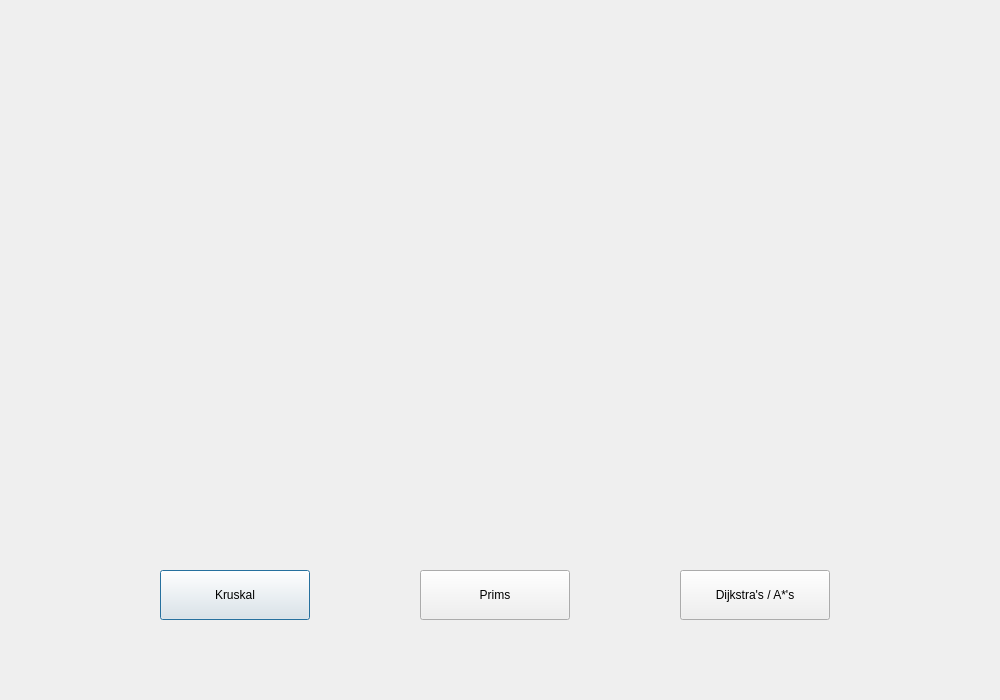
First picture: the form in planningtourpage.ui, repository nokk3n-dev/CS1D-Project-2-Baseball, before the edit.
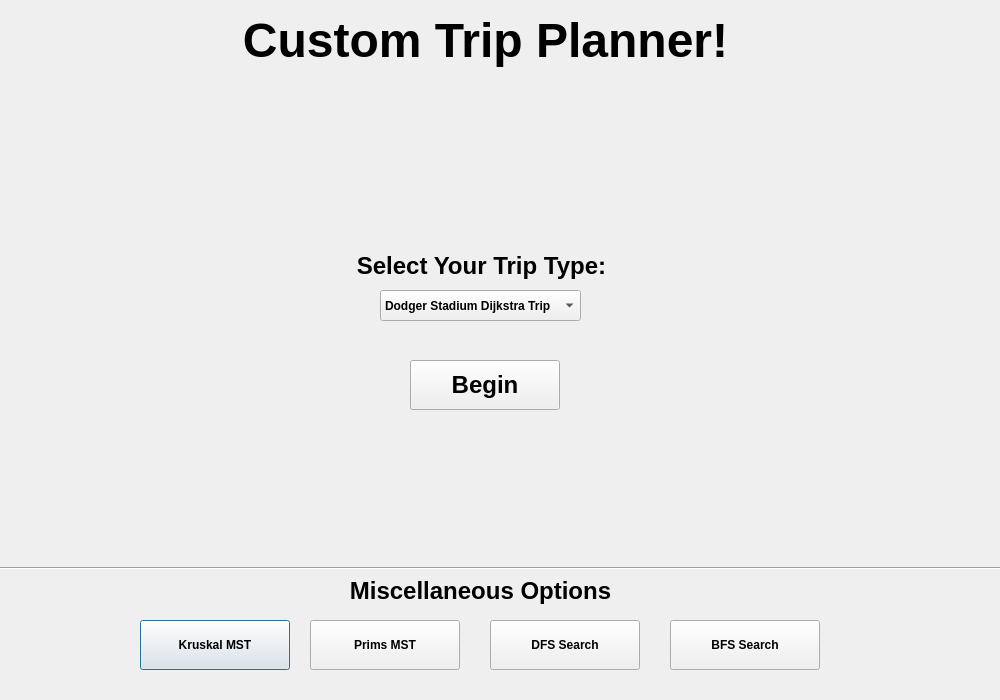
Second picture: the form after the edit.

```diff
--- a/planningtourpage.ui
+++ b/planningtourpage.ui
@@ -16,42 +16,208 @@
   <widget class="QPushButton" name="kruskal">
    <property name="geometry">
     <rect>
-     <x>160</x>
-     <y>570</y>
+     <x>140</x>
+     <y>620</y>
      <width>150</width>
      <height>50</height>
     </rect>
    </property>
+   <property name="font">
+    <font>
+     <bold>true</bold>
+    </font>
+   </property>
    <property name="text">
-    <string>Kruskal</string>
+    <string>Kruskal MST</string>
    </property>
   </widget>
   <widget class="QPushButton" name="prims">
    <property name="geometry">
     <rect>
-     <x>420</x>
-     <y>570</y>
+     <x>310</x>
+     <y>620</y>
      <width>150</width>
      <height>50</height>
     </rect>
    </property>
+   <property name="font">
+    <font>
+     <bold>true</bold>
+    </font>
+   </property>
    <property name="text">
-    <string>Prims</string>
+    <string>Prims MST</string>
    </property>
   </widget>
   <widget class="QPushButton" name="shortest_path">
    <property name="geometry">
     <rect>
-     <x>680</x>
+     <x>410</x>
+     <y>360</y>
+     <width>150</width>
+     <height>50</height>
+    </rect>
+   </property>
+   <property name="font">
+    <font>
+     <pointsize>18</pointsize>
+     <bold>true</bold>
+    </font>
+   </property>
+   <property name="text">
+    <string>Begin</string>
+   </property>
+  </widget>
+  <widget class="Line" name="line">
+   <property name="geometry">
+    <rect>
+     <x>0</x>
+     <y>560</y>
+     <width>1001</width>
+     <height>16</height>
+    </rect>
+   </property>
+   <property name="orientation">
+    <enum>Qt::Horizontal</enum>
+   </property>
+  </widget>
+  <widget class="QLabel" name="label">
+   <property name="geometry">
+    <rect>
+     <x>310</x>
      <y>570</y>
+     <width>341</width>
+     <height>41</height>
+    </rect>
+   </property>
+   <property name="font">
+    <font>
+     <pointsize>18</pointsize>
+     <bold>true</bold>
+    </font>
+   </property>
+   <property name="text">
+    <string>Miscellaneous Options</string>
+   </property>
+   <property name="alignment">
+    <set>Qt::AlignCenter</set>
+   </property>
+  </widget>
+  <widget class="QPushButton" name="dfs">
+   <property name="geometry">
+    <rect>
+     <x>490</x>
+     <y>620</y>
      <width>150</width>
      <height>50</height>
     </rect>
    </property>
+   <property name="font">
+    <font>
+     <bold>true</bold>
+    </font>
+   </property>
    <property name="text">
-    <string>Dijkstra's / A*'s</string>
+    <string>DFS Search</string>
    </property>
   </widget>
+  <widget class="QPushButton" name="bfs">
+   <property name="geometry">
+    <rect>
+     <x>670</x>
+     <y>620</y>
+     <width>150</width>
+     <height>50</height>
+    </rect>
+   </property>
+   <property name="font">
+    <font>
+     <bold>true</bold>
+    </font>
+   </property>
+   <property name="text">
+    <string>BFS Search</string>
+   </property>
+  </widget>
+  <widget class="QLabel" name="SelectTripLabel">
+   <property name="geometry">
+    <rect>
+     <x>286</x>
+     <y>240</y>
+     <width>391</width>
+     <height>51</height>
+    </rect>
+   </property>
+   <property name="font">
+    <font>
+     <pointsize>18</pointsize>
+     <bold>true</bold>
+    </font>
+   </property>
+   <property name="text">
+    <string>Select Your Trip Type:</string>
+   </property>
+   <property name="alignment">
+    <set>Qt::AlignCenter</set>
+   </property>
+  </widget>
+  <widget class="QLabel" name="Title">
+   <property name="geometry">
+    <rect>
+     <x>240</x>
+     <y>10</y>
+     <width>491</width>
+     <height>61</height>
+    </rect>
+   </property>
+   <property name="font">
+    <font>
+     <pointsize>36</pointsize>
+     <bold>true</bold>
+    </font>
+   </property>
+   <property name="text">
+    <string>Custom Trip Planner!</string>
+   </property>
+   <property name="alignment">
+    <set>Qt::AlignCenter</set>
+   </property>
+  </widget>
+  <widget class="QComboBox" name="Trip_Selection">
+   <property name="geometry">
+    <rect>
+     <x>380</x>
+     <y>290</y>
+     <width>201</width>
+     <height>31</height>
+    </rect>
+   </property>
+   <property name="font">
+    <font>
+     <bold>true</bold>
+    </font>
+   </property>
+   <item>
+    <property name="text">
+     <string>Dodger Stadium Dijkstra Trip</string>
+    </property>
+   </item>
+   <item>
+    <property name="text">
+     <string>Custom Trip</string>
+    </property>
+   </item>
+   <item>
+    <property name="text">
+     <string>Miami Marlins Circuit Trip</string>
+    </property>
+   </item>
+   <item>
+    <property name="text">
+     <string>Efficient Trip</string>
+    </property>
+   </item>
+  </widget>
  </widget>
  <resources/>
  <connections/>
```
Left out of the diff: 2 changed lines with no effect on the pictures.
